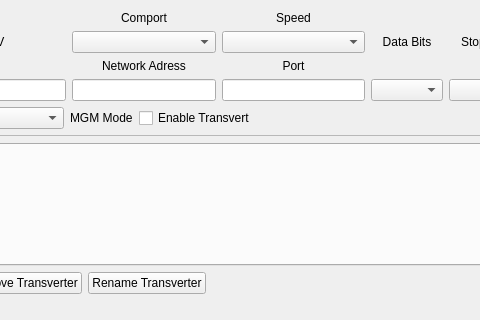
First picture: the form in mqt/MqtRigControl/rigsetupform.ui, repository zsteva/backup-minos2, before the edit; both pictures show x 166 to 646 and y 0 to 320 of the 854 by 620 pixel window.
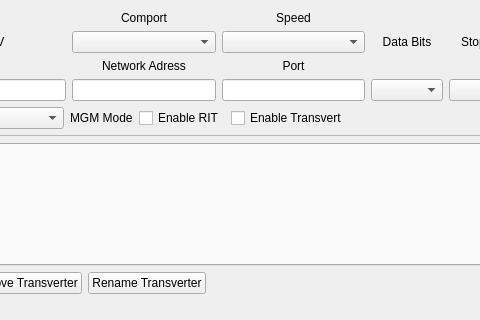
Second picture: the form after the edit. Custom widgets are drawn as their Qt base class.

What changed in the file:
```diff
--- a/mqt/MqtRigControl/rigsetupform.ui
+++ b/mqt/MqtRigControl/rigsetupform.ui
@@ -215,6 +215,13 @@
          </property>
         </widget>
        </item>
+       <item>
+        <widget class="QCheckBox" name="RITEnable">
+         <property name="text">
+          <string>Enable RIT</string>
+         </property>
+        </widget>
+       </item>
        <item>
         <widget class="QCheckBox" name="enableTransVert">
          <property name="text">
```
